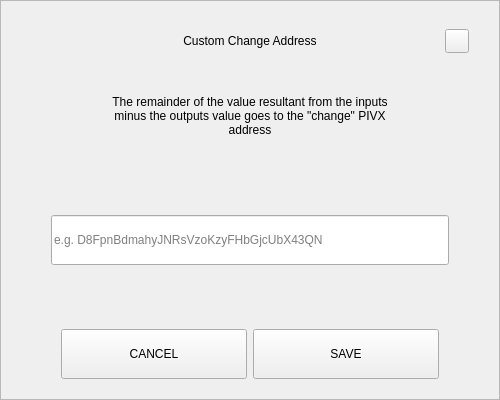
Qt form src/qt/bcz/forms/sendchangeaddressdialog.ui (SpecialCoins/den) before a commit.
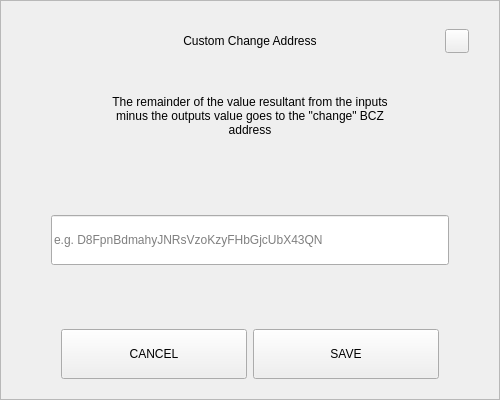
The same form after that commit.

```diff
--- a/src/qt/bcz/forms/sendchangeaddressdialog.ui
+++ b/src/qt/bcz/forms/sendchangeaddressdialog.ui
@@ -164,7 +164,7 @@
          </size>
         </property>
         <property name="text">
-         <string>The remainder of the value resultant from the inputs minus the outputs value goes to the &quot;change&quot; PIVX address</string>
+         <string>The remainder of the value resultant from the inputs minus the outputs value goes to the &quot;change&quot; BCZ address</string>
         </property>
         <property name="alignment">
          <set>Qt::AlignCenter</set>
```
